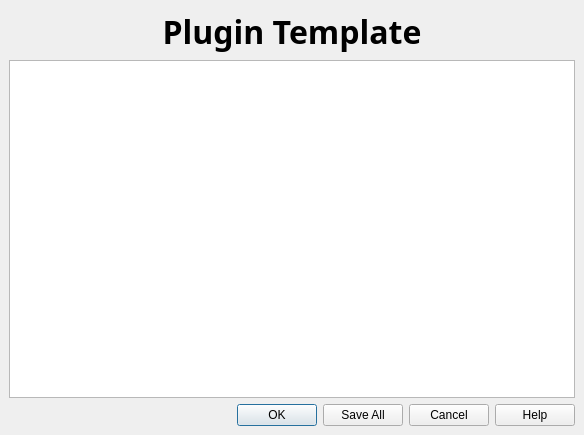
This is keychainbridgeguibase.ui in planetfederal/qgis-master-pass-cxxplugin as Qt 5 draws it before an edit. The edited form follows.
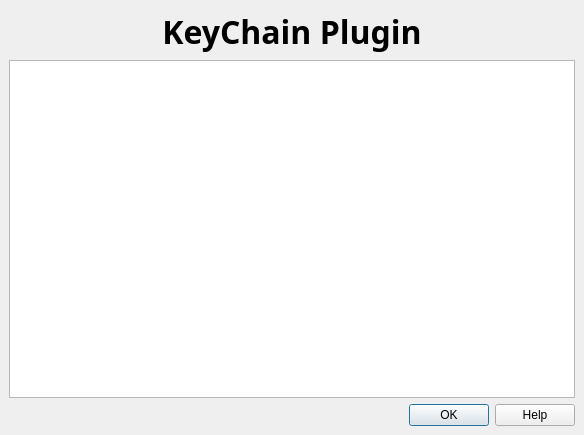
This is the edited form. Icons and pictures are not drawn.

```diff
--- a/keychainbridgeguibase.ui
+++ b/keychainbridgeguibase.ui
@@ -22,12 +22,10 @@
    <property name="spacing" >
     <number>6</number>
    </property>
-   <item row="0" column="0" >
-    <widget class="QLabel" name="txtHeading" >
-     <property name="sizePolicy" >
-      <sizepolicy>
-       <hsizetype>5</hsizetype>
-       <vsizetype>1</vsizetype>
+   <item row="0" column="0">
+    <widget class="QLabel" name="txtHeading">
+     <property name="sizePolicy">
+      <sizepolicy hsizetype="Preferred" vsizetype="Minimum">
        <horstretch>0</horstretch>
        <verstretch>0</verstretch>
       </sizepolicy>
@@ -43,8 +41,8 @@
        <strikeout>false</strikeout>
       </font>
      </property>
-     <property name="text" >
-      <string>Plugin Template</string>
+     <property name="text">
+      <string>KeyChain Plugin</string>
      </property>
      <property name="alignment" >
       <set>Qt::AlignCenter</set>
@@ -63,14 +61,14 @@
      <property name="orientation" >
       <enum>Qt::Horizontal</enum>
      </property>
-     <property name="standardButtons" >
-      <set>QDialogButtonBox::Cancel|QDialogButtonBox::Help|QDialogButtonBox::NoButton|QDialogButtonBox::Ok|QDialogButtonBox::SaveAll</set>
+     <property name="standardButtons">
+      <set>QDialogButtonBox::Help|QDialogButtonBox::Ok</set>
      </property>
     </widget>
    </item>
   </layout>
  </widget>
- <layoutdefault spacing="6" margin="11" />
+ <layoutdefault spacing="6" margin="11"/>
  <resources/>
  <connections/>
 </ui>
```
Left out of the diff: 46 changed lines with no effect on the pictures.
